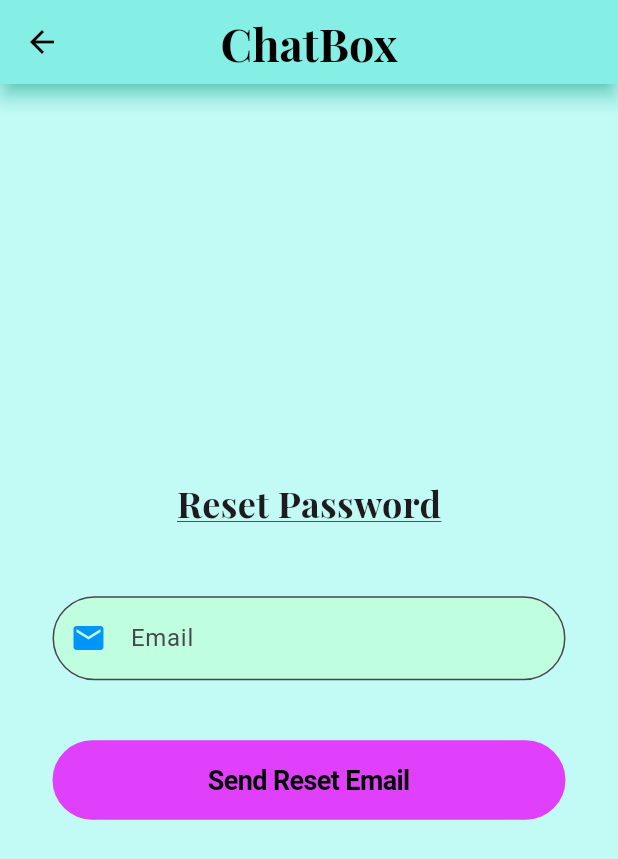
After one commit to itskartike910/chat_app, a Flutter app: the ResetPasswordPage screen opened directly, on a phone screen of 412 x 824 dp. The commit adds this screen. Shown: the top 859 px of the screen. Run offline on Flutter 3.47's test engine with Material 3 defaults, Android fonts, the phone set to English and light mode, and no system bars; our stand-ins replace cloud_firestore, firebase_auth, firebase_core, firebase_messaging, firebase_storage, flutter_local_notifications and 4 more; accounts and stored records are empty; network calls fail.

Commit message:
added change and reset password

```diff
--- /dev/null
+++ b/lib/authentication/reset_password.dart
@@ -0,0 +1,100 @@
+// ignore_for_file: use_build_context_synchronously
+
+import 'package:chat_app/helper/ui_helper.dart';
+import 'package:chat_app/helper/widgets/consts.dart';
+import 'package:chat_app/helper/widgets/form_button.dart';
+import 'package:chat_app/helper/widgets/form_container.dart';
+import 'package:flutter/material.dart';
+import 'package:firebase_auth/firebase_auth.dart';
+import 'package:fluttertoast/fluttertoast.dart';
+import 'package:google_fonts/google_fonts.dart';
+
+class ResetPasswordPage extends StatefulWidget {
+  const ResetPasswordPage({super.key});
+
+  @override
+  // ignore: library_private_types_in_public_api
+  _ResetPasswordPageState createState() => _ResetPasswordPageState();
+}
+
+class _ResetPasswordPageState extends State<ResetPasswordPage> {
+  final TextEditingController emailController = TextEditingController();
+  final FirebaseAuth _auth = FirebaseAuth.instance;
+
+  void _resetPassword() async {
+    String email = emailController.text.trim();
+    if (email.isEmpty) {
+      UIHelper.toast("Please enter your email address.", Toast.LENGTH_LONG,
+          ToastGravity.BOTTOM);
+      return;
+    }
+
+    UIHelper.showLoadingDialog(context, "Sending Password Reset Email...");
+    try {
+      await _auth.sendPasswordResetEmail(email: email);
+      UIHelper.toast(
+          "Password reset email sent!", Toast.LENGTH_LONG, ToastGravity.BOTTOM);
+    } catch (e) {
+      UIHelper.toast(
+          "Error: ${e.toString()}", Toast.LENGTH_LONG, ToastGravity.BOTTOM);
+    }
+    Navigator.pop(context);
+  }
+
+  @override
+  Widget build(BuildContext context) {
+    return Scaffold(
+      appBar: AppBar(
+        title: Text(
+          'ChatBox',
+          style: GoogleFonts.playfairDisplay(
+            fontSize: 30,
+            fontWeight: FontWeight.bold,
+          ),
+        ),
+        backgroundColor: bgColor,
+        centerTitle: true,
+        shadowColor: const Color.fromARGB(255, 36, 255, 215),
+        elevation: 5,
+        foregroundColor: Colors.black,
+      ),
+      body: SafeArea(
+        child: Container(
+          padding: const EdgeInsets.all(20),
+          decoration: BoxDecoration(
+            gradient: gradientBackground,
+          ),
+          child: Column(
+            mainAxisAlignment: MainAxisAlignment.center,
+            children: [
+              Text(
+                'Reset Password',
+                style: GoogleFonts.playfairDisplay(
+                    fontSize: 24,
+                    fontWeight: FontWeight.bold,
+                    decoration: TextDecoration.underline),
+              ),
+              sizeVer(30),
+              FormContainerWidget(
+                labelText: 'Email',
+                hintText: 'Enter your email',
+                inputType: TextInputType.emailAddress,
+                icon: Icons.email,
+                controller: emailController,
+              ),
+              sizeVer(10),
+              FormButtonWidget(
+                text: 'Send Reset Email',
+                backgroundColor: Colors.purpleAccent,
+                textColor: Colors.black,
+                onPressed: () {
+                  _resetPassword();
+                },
+              ),
+            ],
+          ),
+        ),
+      ),
+    );
+  }
+}
```
Also changed, not shown: lib/authentication/change_password.dart (added, +145 -0 lines), lib/authentication/login_page.dart (+27 -3 lines), lib/pages/chat_page.dart (+2 -8 lines), lib/pages/home_page.dart (+18 -6 lines), lib/pages/profile_page.dart (+29 -8 lines), lib/pages/settings_page.dart (added, +15 -0 lines).
